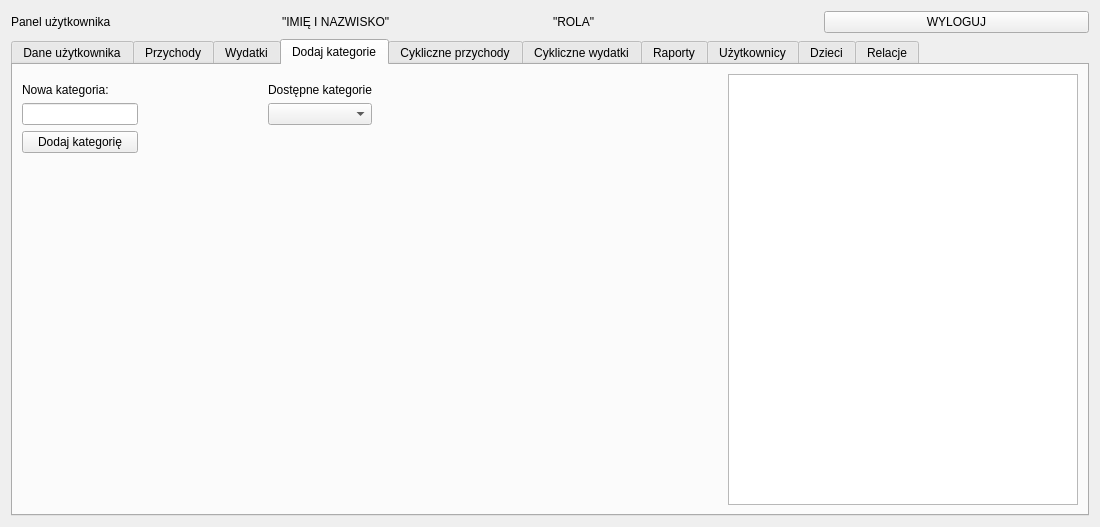
Above: ui/User_Panel.ui from Dawid-Robak-IG/BUDZET_DOMOWY before the change. Below: the same form after it.
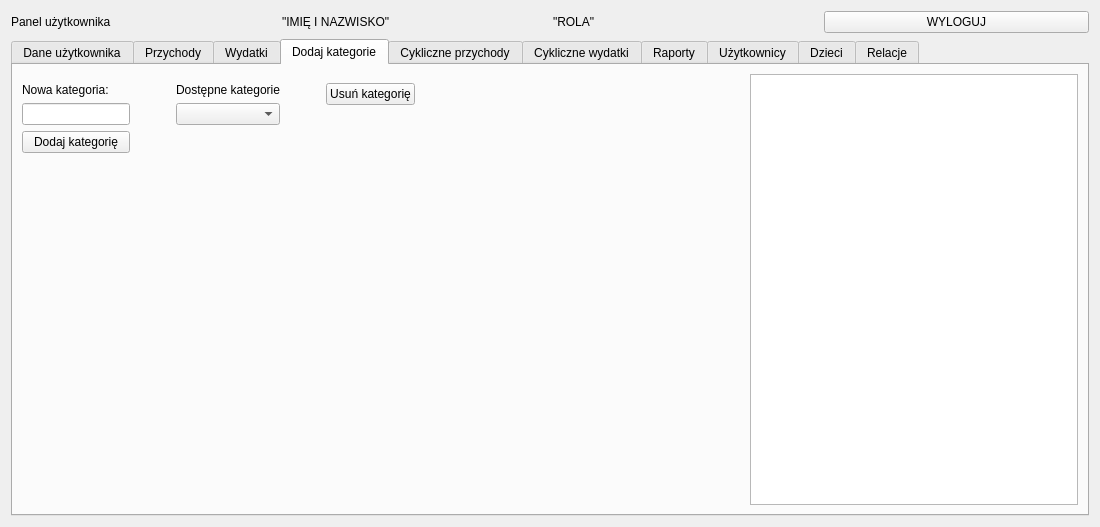
That is the form after the change. The open tabs and pages were chosen to show the change.

The edit to the form file:
```diff
--- a/ui/User_Panel.ui
+++ b/ui/User_Panel.ui
@@ -636,6 +636,9 @@
            <property name="topMargin">
             <number>9</number>
            </property>
+           <property name="rightMargin">
+            <number>0</number>
+           </property>
            <item>
             <layout class="QVBoxLayout" name="verticalLayout_8">
              <item>
@@ -686,7 +689,7 @@
            <item>
             <layout class="QVBoxLayout" name="verticalLayout_19">
              <property name="leftMargin">
-              <number>9</number>
+              <number>0</number>
              </property>
              <item>
               <widget class="QLabel" name="label_46">
@@ -713,6 +716,46 @@
              </item>
             </layout>
            </item>
+           <item>
+            <spacer name="horizontalSpacer_32">
+             <property name="orientation">
+              <enum>Qt::Horizontal</enum>
+             </property>
+             <property name="sizeHint" stdset="0">
+              <size>
+               <width>40</width>
+               <height>20</height>
+              </size>
+             </property>
+            </spacer>
+           </item>
+           <item>
+            <layout class="QVBoxLayout" name="verticalLayout_20">
+             <property name="rightMargin">
+              <number>0</number>
+             </property>
+             <item>
+              <widget class="QPushButton" name="pushButton_usunKategorie">
+               <property name="text">
+                <string>Usuń kategorię</string>
+               </property>
+              </widget>
+             </item>
+             <item>
+              <spacer name="verticalSpacer_12">
+               <property name="orientation">
+                <enum>Qt::Vertical</enum>
+               </property>
+               <property name="sizeHint" stdset="0">
+                <size>
+                 <width>20</width>
+                 <height>40</height>
+                </size>
+               </property>
+              </spacer>
+             </item>
+            </layout>
+           </item>
           </layout>
          </item>
         </layout>
```
Left out of the diff: 11 changed lines with no effect on the pictures.
